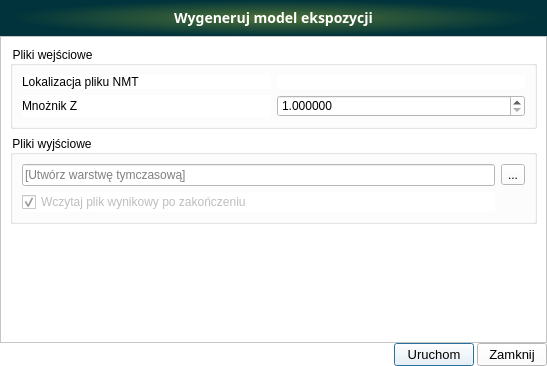
Above: GenerateAspect/UI/GenerateAspect_UI.ui from eryk918/nmt_analysis_plugin before the change. Below: the same form after it.
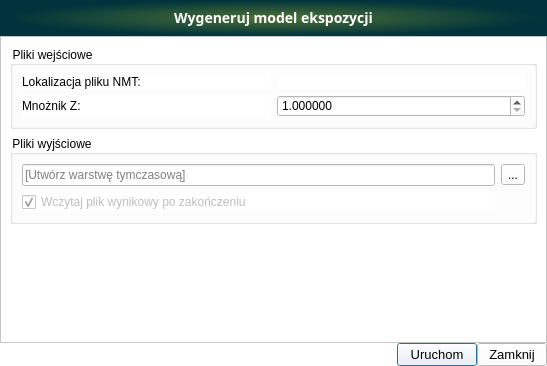
That is the form after the change. Icons and pictures are not drawn. Custom widgets are drawn as their Qt base class.

The edit to the form file:
```diff
--- a/GenerateAspect/UI/GenerateAspect_UI.ui
+++ b/GenerateAspect/UI/GenerateAspect_UI.ui
@@ -71,7 +71,7 @@
    <property name="spacing">
     <number>0</number>
    </property>
-   <item row="0" column="0" colspan="6">
+   <item row="0" column="0" colspan="5">
     <widget class="QFrame" name="frame_3">
      <property name="minimumSize">
       <size>
@@ -141,7 +141,7 @@
      </layout>
     </widget>
    </item>
-   <item row="1" column="0" colspan="6">
+   <item row="1" column="0" colspan="5">
     <widget class="QFrame" name="frame_2">
      <property name="frameShape">
       <enum>QFrame::StyledPanel</enum>
@@ -199,7 +199,7 @@
          <item row="4" column="0">
           <widget class="QLabel" name="label_4">
            <property name="text">
-            <string>Mnożnik Z</string>
+            <string>Mnożnik Z:</string>
            </property>
           </widget>
          </item>
@@ -222,7 +222,7 @@
          <item row="1" column="0">
           <widget class="QLabel" name="label_2">
            <property name="text">
-            <string>Lokalizacja pliku NMT</string>
+            <string>Lokalizacja pliku NMT:</string>
            </property>
           </widget>
          </item>
@@ -268,7 +268,7 @@
      </property>
     </widget>
    </item>
-   <item row="2" column="5">
+   <item row="2" column="4">
     <widget class="QPushButton" name="pushButton_anuluj">
      <property name="minimumSize">
       <size>
@@ -294,19 +294,6 @@
      </property>
     </spacer>
    </item>
-   <item row="2" column="4">
-    <spacer name="horizontalSpacer_2">
-     <property name="orientation">
-      <enum>Qt::Horizontal</enum>
-     </property>
-     <property name="sizeHint" stdset="0">
-      <size>
-       <width>44</width>
-       <height>20</height>
-      </size>
-     </property>
-    </spacer>
-   </item>
   </layout>
  </widget>
  <customwidgets>
```
